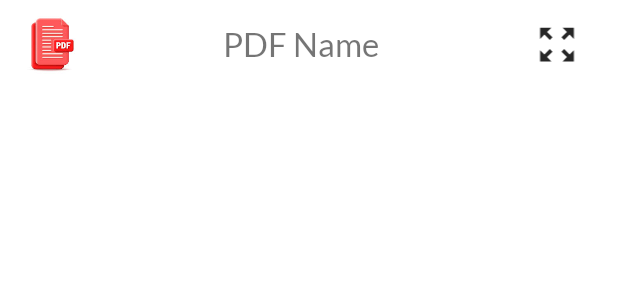
After one commit to KabirTheCoder21/UserApp, an Android app: the layout ebook_item.xml on its own in the app's theme, with its tools: preview values and no code run, on a phone screen of 412 x 824 dp. The commit adds this screen. Shown: the top 300 px of the screen. Run offline under Robolectric (Android 15) with nearby library versions, the phone set to English and light mode, and no system bars.

Commit message:
My Changes on Sunday

```diff
--- a/app/build.gradle
+++ b/app/build.gradle
@@ -88,4 +88,9 @@ dependencies {
     // When using the BoM, you don't specify versions in Firebase library dependencies
     implementation("com.google.firebase:firebase-auth-ktx")
     implementation 'com.github.Drjacky:ImagePicker:2.3.22'
+
+    //for pdf viewer
+    implementation 'com.github.barteksc:android-pdf-viewer:3.2.0-beta.1'
+
+    implementation 'com.mindorks.android:prdownloader:0.6.0'
 }
--- a/app/src/main/AndroidManifest.xml
+++ b/app/src/main/AndroidManifest.xml
@@ -6,6 +6,9 @@
     <uses-permission android:name="android.permission.ACCESS_COARSE_LOCATION" />
     <uses-permission android:name="android.permission.ACCESS_FINE_LOCATION" />
     <uses-permission android:name="android.permission.SENDTO" />
+    <uses-permission android:name="android.permission.ACCESS_NETWORK_STATE" />
+    <uses-permission android:name="android.permission.POST_NOTIFICATIONS" />
+    <uses-permission android:name="android.permission.WRITE_EXTERNAL_STORAGE" />
 
     <application
         android:allowBackup="true"
@@ -17,6 +20,9 @@
         android:supportsRtl="true"
         android:theme="@style/Theme.UserApp"
         tools:targetApi="31">
+        <activity
+            android:name="com.example.userapp.PdfShow"
+            android:exported="false" />
         <activity
             android:name=".EbookActivity"
             android:exported="false" />
--- /dev/null
+++ b/app/src/main/java/com/example/userapp/EbookData.kt
@@ -0,0 +1,6 @@
+package com.example.userapp
+
+data class EbookData(
+    val pdfTitle: String = "",
+    val pdfUrl: String = ""
+)
--- /dev/null
+++ b/app/src/main/res/drawable/download_icon.xml
@@ -0,0 +1,5 @@
+<vector android:height="24dp" android:tint="#F5F4F4"
+    android:viewportHeight="24" android:viewportWidth="24"
+    android:width="24dp" xmlns:android="http://schemas.android.com/apk/res/android">
+    <path android:fillColor="@android:color/white" android:pathData="M20,12l-1.41,-1.41L13,16.17V4h-2v12.17l-5.58,-5.59L4,12l8,8 8,-8z"/>
+</vector>
--- /dev/null
+++ b/app/src/main/res/drawable/ic_notification.xml
@@ -0,0 +1,5 @@
+<vector android:height="24dp" android:tint="#94F212"
+    android:viewportHeight="24" android:viewportWidth="24"
+    android:width="24dp" xmlns:android="http://schemas.android.com/apk/res/android">
+    <path android:fillColor="@android:color/white" android:pathData="M12,22c1.1,0 2,-0.9 2,-2h-4c0,1.1 0.89,2 2,2zM18,16v-5c0,-3.07 -1.64,-5.64 -4.5,-6.32L13.5,4c0,-0.83 -0.67,-1.5 -1.5,-1.5s-1.5,0.67 -1.5,1.5v0.68C7.63,5.36 6,7.92 6,11v5l-2,2v1h16v-1l-2,-2z"/>
+</vector>
--- /dev/null
+++ b/app/src/main/res/drawable/open_pdf_icon.xml
@@ -0,0 +1,5 @@
+<vector android:height="24dp" android:tint="#262626"
+    android:viewportHeight="24" android:viewportWidth="24"
+    android:width="24dp" xmlns:android="http://schemas.android.com/apk/res/android">
+    <path android:fillColor="@color/black" android:pathData="M15,3l2.3,2.3l-2.89,2.87l1.42,1.42L18.7,6.7L21,9V3H15zM3,9l2.3,-2.3l2.87,2.89l1.42,-1.42L6.7,5.3L9,3H3V9zM9,21l-2.3,-2.3l2.89,-2.87l-1.42,-1.42L5.3,17.3L3,15v6H9zM21,15l-2.3,2.3l-2.87,-2.89l-1.42,1.42l2.89,2.87L15,21h6V15z"/>
+</vector>
--- /dev/null
+++ b/app/src/main/res/layout/ebook_item.xml
@@ -0,0 +1,40 @@
+<?xml version="1.0" encoding="utf-8"?>
+<androidx.constraintlayout.widget.ConstraintLayout xmlns:android="http://schemas.android.com/apk/res/android"
+    xmlns:app="http://schemas.android.com/apk/res-auto"
+    android:layout_width="match_parent"
+    android:layout_height="wrap_content">
+
+    <LinearLayout
+        android:id="@+id/itemview"
+        android:layout_width="match_parent"
+        android:layout_height="wrap_content"
+        android:orientation="horizontal"
+        app:layout_constraintTop_toTopOf="parent"
+        app:layout_constraintEnd_toEndOf="parent"
+        app:layout_constraintStart_toStartOf="parent"
+        android:weightSum="3">
+<ImageView
+    android:layout_width="0dp"
+    android:layout_height="60dp"
+    android:src="@drawable/pdf"
+    android:layout_weight="0.5"/>
+        <TextView
+            android:id="@+id/pdfName"
+            android:layout_width="0dp"
+            android:layout_height="wrap_content"
+            android:text="PDF Name"
+            android:textSize="22sp"
+            android:fontFamily="@font/latoregular"
+            android:layout_weight="2"
+            android:layout_gravity="center_vertical"
+            android:gravity="center_horizontal"/>
+        <ImageView
+            android:id="@+id/open"
+            android:layout_width="0dp"
+            android:layout_height="30dp"
+            android:src="@drawable/open_pdf_icon"
+            android:layout_weight="0.4"
+            android:layout_gravity="center_vertical"
+            android:layout_marginStart="10dp"/>
+    </LinearLayout>
+</androidx.constraintlayout.widget.ConstraintLayout>
```
Also changed, not shown: app/src/main/java/com/example/userapp/DownloadReceiver.kt (added, +51 -0 lines), app/src/main/java/com/example/userapp/EbookActivity.kt (+36 -0 lines), app/src/main/java/com/example/userapp/EbookAdapter.kt (added, +48 -0 lines), app/src/main/java/com/example/userapp/MainActivity.kt (+9 -28 lines), app/src/main/java/com/example/userapp/PdfShow.kt (added, +136 -0 lines), app/src/main/res/layout/activity_ebook.xml (+9 -0 lines), app/src/main/res/layout/activity_pdf_show.xml (added, +57 -0 lines), app/src/main/res/drawable/pdf.jpeg (added).
